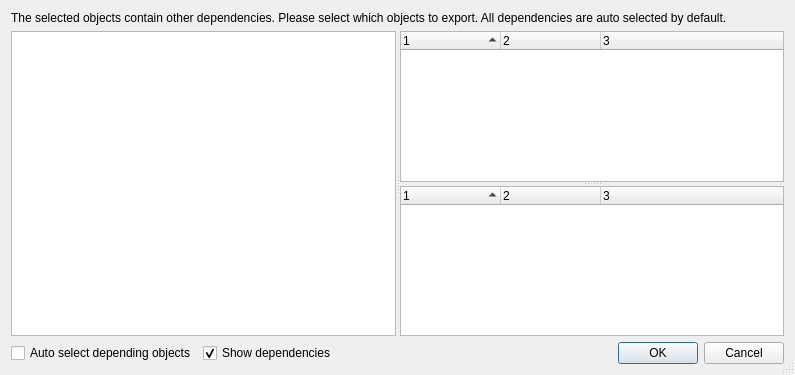
Qt form src/Gui/Dialogs/DlgObjectSelection.ui (southseact-3d/fcd) before a commit.
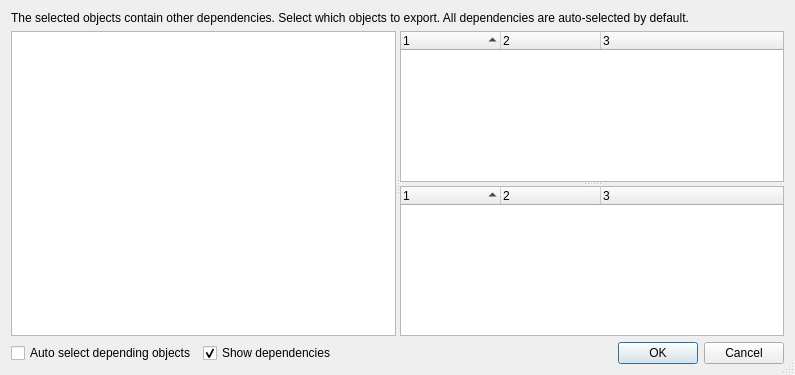
The same form after that commit.

The edit to the form file:
```diff
--- a/src/Gui/Dialogs/DlgObjectSelection.ui
+++ b/src/Gui/Dialogs/DlgObjectSelection.ui
@@ -29,7 +29,7 @@
       </sizepolicy>
      </property>
      <property name="text">
-      <string>The selected objects contain other dependencies. Please select which objects to export. All dependencies are auto selected by default.</string>
+      <string>The selected objects contain other dependencies. Select which objects to export. All dependencies are auto-selected by default.</string>
      </property>
      <property name="wordWrap">
       <bool>true</bool>
```
Left out of the diff: 2 changed lines with no effect on the pictures.
